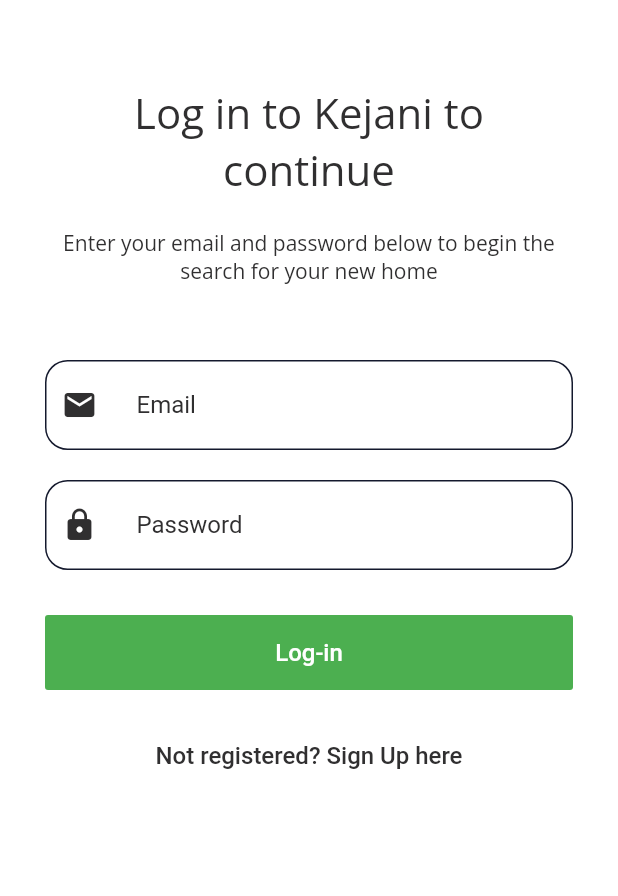
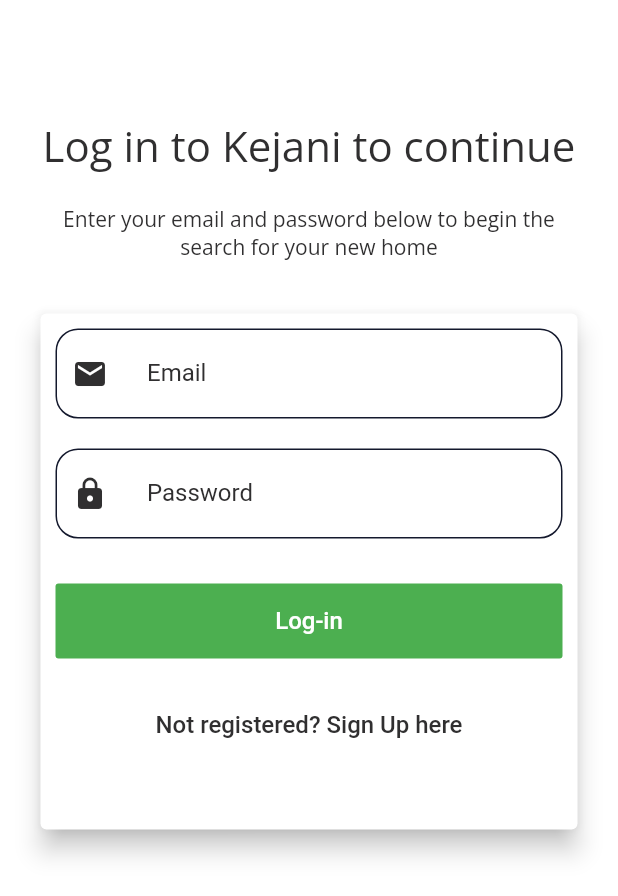
Before and after one commit to Baranga69/Kejani, a Flutter app: the LoginPage screen opened directly, on a phone screen of 412 x 824 dp. Shown: the top 896 px of the screen. Run offline on Flutter 3.47's test engine with Material 2 defaults, Android fonts, the phone set to English and light mode, and no system bars; our stand-ins replace bottom_navy_bar, cloud_firestore, file_picker, firebase_auth, firebase_core, firebase_storage and 9 more; accounts and stored records are empty.

Commit message:
improvements on the main card widget

```diff
--- a/lib/pages/login_page.dart
+++ b/lib/pages/login_page.dart
@@ -35,16 +35,19 @@ class _LoginPageState extends State<LoginPage> {
         elevation: 0,
         ),
         backgroundColor: COLOR_WHITE,
-        body: Container(
-          alignment: Alignment.topCenter,
-          margin: EdgeInsets.symmetric(horizontal: 30),
-          child: SingleChildScrollView(
+        body: SingleChildScrollView(
+          child: Container(
+            margin: EdgeInsets.all(10),
+              child: Padding(
+                padding: const EdgeInsets.all(12.0),
                 child: Form(
                   key: _formKey,
                   child: Column(
                     mainAxisAlignment: MainAxisAlignment.center,
                     crossAxisAlignment: CrossAxisAlignment.center,
                     children: <Widget>[
+                      Column(
+                        children: [
                           Text(
                             'Log in to Kejani to continue',
                             textAlign: TextAlign.center,
@@ -58,9 +61,18 @@ class _LoginPageState extends State<LoginPage> {
                             style:
                                 GoogleFonts.openSans(color: COLOR_BLACK, fontSize: 14),
                           ),
+                        ],
+                      ),
                       SizedBox(
-                    height: 50,
+                        height: 30,
                       ),
+                     Card(
+                      elevation: 7,
+                      margin: EdgeInsets.all(5),
+                       child: Padding(
+                         padding: const EdgeInsets.all(10.0),
+                         child: Column(
+                           children: [
                              Container(
                               padding: EdgeInsets.symmetric(horizontal: 10, vertical: 5),
                               decoration: BoxDecoration(
@@ -128,7 +140,7 @@ class _LoginPageState extends State<LoginPage> {
                                 textColor: Colors.white,
                               ),
                               SizedBox(height: 20),
-                  TextButton(onPressed: () => goToHome(context), child: Text('Not registered? Sign Up here',
+                              TextButton(onPressed: () => goToPage(context), child: Text('Not registered? Sign Up here',
                                 style: TextStyle(color:COLOR_BLACK, fontSize: 16),)),
                               SizedBox(height: 20),
                               Text(error,
@@ -137,7 +149,13 @@ class _LoginPageState extends State<LoginPage> {
                          ),
                        ),
                      ),
-        ));
+                    ],
+                  ),
+                ),
+              ),
+            ),
+        ),
+        );
   }
 
   void goToPage(context) => Navigator.of(context).pushReplacement(MaterialPageRoute(builder: (_) => SignUpPage()));
--- a/lib/services/database.dart
+++ b/lib/services/database.dart
@@ -105,7 +105,7 @@ class DatabaseService extends GetxController{
      .map(_listingListFromSnapshot);
 
      case ListingDets.AREA:
-     return listingsCollection.where('Area', isLessThanOrEqualTo: '2500').snapshots()
+     return listingsCollection.where('Area', isLessThan: '2500').snapshots()
      .map(_listingListFromSnapshot);
 
      case ListingDets.BEDROOMS:
```
Also changed, not shown: lib/pages/landing_page.dart (+20 -15 lines). Lines whose indentation alone changed are shown as unchanged.
